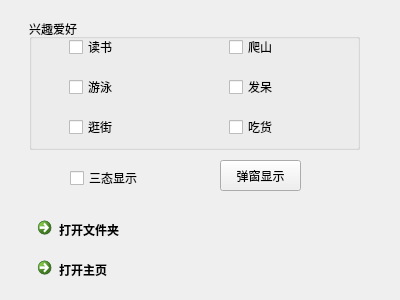
First picture: the form in multiselection/widget.ui, repository Hjianzoo/QT_Demo, before the edit.
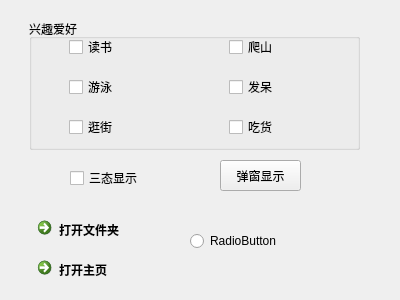
Second picture: the form after the edit.

```diff
--- a/multiselection/widget.ui
+++ b/multiselection/widget.ui
@@ -156,6 +156,19 @@
     <string>三态显示</string>
    </property>
   </widget>
+  <widget class="QRadioButton" name="radioButton">
+   <property name="geometry">
+    <rect>
+     <x>190</x>
+     <y>230</y>
+     <width>117</width>
+     <height>22</height>
+    </rect>
+   </property>
+   <property name="text">
+    <string>RadioButton</string>
+   </property>
+  </widget>
  </widget>
  <layoutdefault spacing="6" margin="11"/>
  <resources/>
```
